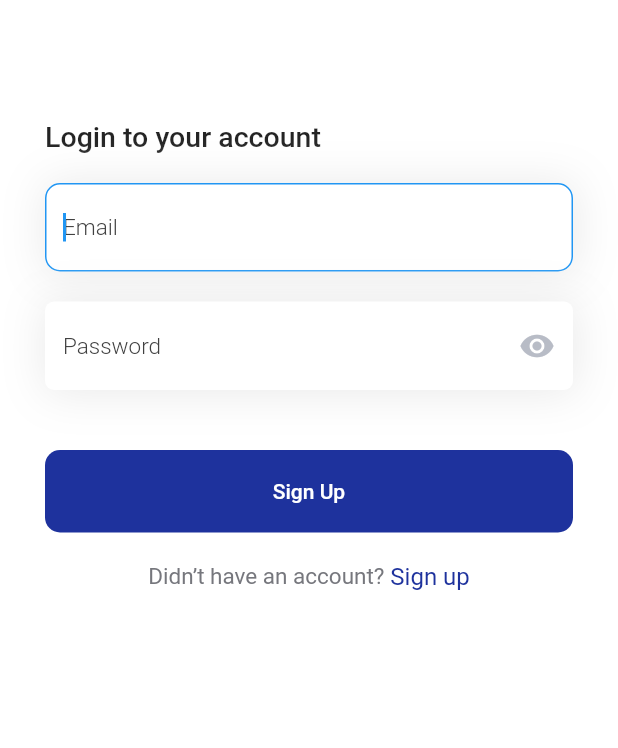
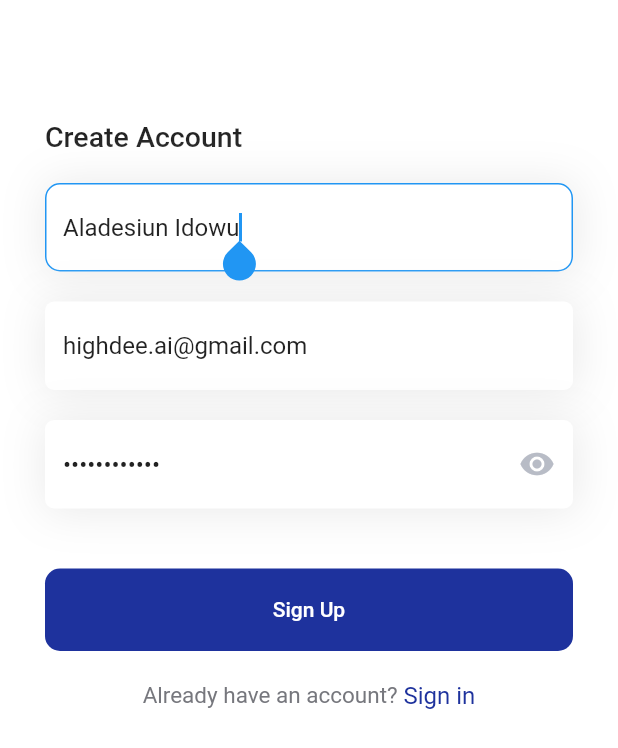
Before and after one commit to highdee11/flutter-auth-with-firebase, a Flutter app: the screen it shows after launch, on a phone screen of 412 x 824 dp. Shown: the top 748 px of the screen. Run offline on Flutter 3.47's test engine with Material 2 defaults, Android fonts, the phone set to English and light mode, and no system bars; our stand-ins replace cloud_firestore, firebase_auth, firebase_core, fluttertoast, pin_code_text_field; accounts and stored records are empty.

Commit message:
firebase setup & create account

```diff
--- a/lib/main.dart
+++ b/lib/main.dart
@@ -1,8 +1,15 @@
+import 'package:firebase_core/firebase_core.dart';
 import 'package:flutter/material.dart';
+import 'package:ourpass_auth/core/providers/user-provider.dart';
 import 'package:ourpass_auth/views/auth/auth-token.dart';
 import 'package:ourpass_auth/views/auth/signup.dart';
+import 'package:provider/provider.dart';
 
-void main() {
+void main() async {
+  WidgetsFlutterBinding.ensureInitialized();
+
+  await Firebase.initializeApp();
+
   runApp(const MyApp());
 }
 
@@ -13,7 +20,12 @@ class MyApp extends StatelessWidget {
   Widget build(BuildContext context) {
     return MaterialApp(
       debugShowCheckedModeBanner: false,
-      home: AuthScreen(),
+      home: MultiProvider(
+        providers: [
+          ChangeNotifierProvider.value(value: UserProvider())
+        ],
+        child: const CreateAccountScreen(),
+      ),
     );
   }
 }
--- a/lib/utils/services/validation-service.dart
+++ b/lib/utils/services/validation-service.dart
@@ -34,7 +34,7 @@ class ValidationService{
     String? result = isValidInput(data);
     if(result != null) return result;
 
-    final RegExp charRegExp = RegExp(r'^(?=.*?[A-Z])(?=.*?[a-z])(?=.*?[0-9])(?=.*?[!@#\$&*~]).{8,}$');
+    final RegExp charRegExp = RegExp(r'^(?=.*?[A-Z])(?=.*?[a-z])(?=.*?[0-9])(?=.*?[!@#\$&*~.]).{8,}$');
     if(!charRegExp.hasMatch(data!)) return 'Password should contain at least : \nOne upper case\nOne lower case\nOne digit and one special character.';
 
     return null;
--- a/lib/views/auth/auth-token.dart
+++ b/lib/views/auth/auth-token.dart
@@ -1,5 +1,5 @@
 import 'package:flutter/material.dart';
-import 'package:ourpass_auth/utils/services/ui_service.dart';
+import 'package:ourpass_auth/utils/services/ui-service.dart';
 import 'package:ourpass_auth/utils/services/validation-service.dart';
 import 'package:ourpass_auth/widgets/auth/input_box.dart';
 import 'package:ourpass_auth/widgets/forms/block_button.dart';
--- a/lib/views/auth/signup.dart
+++ b/lib/views/auth/signup.dart
@@ -1,17 +1,38 @@
 import 'package:flutter/material.dart';
-import 'package:ourpass_auth/utils/services/ui_service.dart';
+import 'package:ourpass_auth/core/providers/user-provider.dart';
+import 'package:ourpass_auth/utils/services/ui-service.dart';
 import 'package:ourpass_auth/utils/services/validation-service.dart';
+import 'package:ourpass_auth/views/auth/login.dart';
 import 'package:ourpass_auth/widgets/auth/input_box.dart';
 import 'package:ourpass_auth/widgets/forms/block_button.dart';
+import 'package:provider/provider.dart';
 
-class AuthScreen extends StatefulWidget {
-  const AuthScreen({Key? key}) : super(key: key);
+class CreateAccountScreen extends StatefulWidget {
+  const CreateAccountScreen({Key? key}) : super(key: key);
 
   @override
-  State<AuthScreen> createState() => _AuthScreenState();
+  State<CreateAccountScreen> createState() => _CreateAccountScreenState();
 }
 
-class _AuthScreenState extends State<AuthScreen> {
+class _CreateAccountScreenState extends State<CreateAccountScreen> {
+
+  final TextEditingController _nameController = TextEditingController(text: "Aladesiun Idowu");
+  final TextEditingController _emailController = TextEditingController(text: "highdee.ai@gmail.com");
+  final TextEditingController _passwordController = TextEditingController(text: "Aladesiun11.");
+
+  final _formKey = GlobalKey<FormState>();
+  bool isLoading = false;
+  UserProvider? _userProvider;
+
+  @override
+  void initState() {
+    // TODO: implement initState
+    super.initState();
+
+    _userProvider = Provider.of<UserProvider>(context, listen: false);
+
+  }
+
   @override
   Widget build(BuildContext context) {
     return Scaffold(
@@ -22,44 +43,63 @@ class _AuthScreenState extends State<AuthScreen> {
               color: Colors.white,
               height: constraints.maxHeight,
               padding: const EdgeInsets.symmetric(horizontal: 30),
+              child: Form(
+                key: _formKey,
                 child: Column(
                   crossAxisAlignment: CrossAxisAlignment.start,
                   children: [
                     SizedBox(height: rSpaceMax(constraints.maxHeight * 0.1, 80)),
                     const Text(
-                      'Login to your account',
+                        'Create Account',
                         style: TextStyle(fontSize: 19, fontWeight: FontWeight.w500)
                     ),
                     const SizedBox(height: 20),
                     CustomInputField(
-                      label: '',
-                      hintText: 'Email',
+                        label: 'Full-name',
+                        hintText: 'Full-name',
                         autoFocus: true,
-                      validator: ValidationService.isValidEmail
+                        validator: ValidationService.isValidInput,
+                        controller: _nameController,
                     ),
                     const SizedBox(height: 20),
                     CustomInputField(
-                      label: '',
+                        label: 'Email',
+                        hintText: 'Email',
+                        autoFocus: true,
+                        validator: ValidationService.isValidEmail,
+                        controller: _emailController,
+                    ),
+                    const SizedBox(height: 20),
+                    CustomInputField(
+                        label: 'Password',
                         hintText: 'Password',
                         isPassword: true,
-                      validator: ValidationService.isValidPassword
+                        validator: ValidationService.isValidPassword,
+                        controller: _passwordController,
                     ),
                     const SizedBox(height: 40),
                     BlockButton(
                       label: 'Sign Up',
-                    onTap: (){},
+                      onTap: _proceed,
+                      isLoading: isLoading,
                     ),
                     const SizedBox(height: 20),
-                  Row(
+                    GestureDetector(
+                      child: Row(
                         mainAxisAlignment: MainAxisAlignment.center,
                         children: const [
-                      Text('Didn’t have an account?', style: TextStyle(color: Color(0xff76777D), fontSize: 15)),
+                          Text("Already have an account?", style: TextStyle(color: Color(0xff76777D), fontSize: 15)),
                           InkWell(
-                        child:Text(' Sign up', style: TextStyle(color: Color(0xff1e329d), fontSize: 16 )),
+                            child:Text(' Sign in', style: TextStyle(color: Color(0xff1e329d), fontSize: 16 )),
                           ),
                         ],
                       ),
+                      onTap: (){
+                        Navigator.push(context, MaterialPageRoute(builder: (context)=> LoginScreen()));
+                      },
+                    ),
                   ],
+                ),
               ),
             ),
           );
@@ -67,4 +107,16 @@ class _AuthScreenState extends State<AuthScreen> {
       ),
     );
   }
+
+  void _proceed(){
+    if(!_formKey.currentState!.validate()) return;
+
+    Map payload = {
+      "name": _nameController.text,
+      "email": _emailController.text,
+      "password": _passwordController.text
+    };
+
+    _userProvider?.createAccount(payload);
   }
+}
--- a/lib/widgets/auth/input_box.dart
+++ b/lib/widgets/auth/input_box.dart
@@ -1,12 +1,13 @@
 import 'package:flutter/cupertino.dart';
 import 'package:flutter/material.dart';
-import 'package:ourpass_auth/utils/services/ui_service.dart';
+import 'package:ourpass_auth/utils/services/ui-service.dart';
 
 class CustomInputField extends StatefulWidget {
   final String label;
   final String hintText;
   final bool isPassword;
   final bool autoFocus;
+  final TextEditingController? controller;
   final String? Function(String?)? validator;
 
   CustomInputField({Key? key,
@@ -14,7 +15,8 @@ class CustomInputField extends StatefulWidget {
     required this.hintText,
     this.isPassword = false,
     this.autoFocus = false,
-    this.validator
+    this.validator,
+    this.controller,
   }) : super(key: key);
 
   @override
@@ -75,6 +77,7 @@ class _CustomInputFieldState extends State<CustomInputField> {
             validator: widget.validator,
             obscureText: _obscureText,
             autofocus: widget.autoFocus,
+            controller: widget.controller,
           ),
         ),
       ],
--- a/lib/widgets/forms/block_button.dart
+++ b/lib/widgets/forms/block_button.dart
@@ -1,14 +1,16 @@
 import 'package:flutter/material.dart';
-import 'package:ourpass_auth/utils/services/ui_service.dart';
+import 'package:ourpass_auth/utils/services/ui-service.dart';
 
 class BlockButton extends StatelessWidget {
   final String label;
+  final bool isLoading;
   final Function()? onTap;
 
   const BlockButton({
     Key? key,
     required this.label,
-    this.onTap
+    this.onTap,
+    this.isLoading = false,
   }) : super(key: key);
 
   @override
@@ -27,7 +29,9 @@ class BlockButton extends StatelessWidget {
               borderRadius: BorderRadius.circular(10),
             ),
           ),
-          child: Text(
+          child: isLoading ? CircularProgressIndicator(
+            color: Colors.white,
+          ) : Text(
             label,
             style: const TextStyle(color: Colors.white, fontSize: 14),
           )
--- a/pubspec.yaml
+++ b/pubspec.yaml
@@ -35,6 +35,11 @@ dependencies:
   # Use with the CupertinoIcons class for iOS style icons.
   cupertino_icons: ^1.0.2
   pin_code_text_field: ^1.8.0
+  provider: ^6.0.3
+  firebase_auth: ^3.5.0
+  firebase_core: ^1.19.2
+  cloud_firestore: ^3.4.0
+  fluttertoast: ^8.0.9
 
 dev_dependencies:
   flutter_test:
```
Also changed, not shown: lib/core/providers/user-provider.dart (added, +18 -0 lines), lib/utils/services/firebase-service.dart (added, +28 -0 lines), lib/utils/services/notification-service.dart (added, +17 -0 lines), lib/views/auth/login.dart (added, +91 -0 lines), lib/utils/services/ui-service.dart (renamed from lib/utils/services/ui_service.dart), lib/views/home.dart (renamed from lib/views/auth/home.dart), pubspec.lock, 15 other files. Lines whose indentation alone changed are shown as unchanged.
